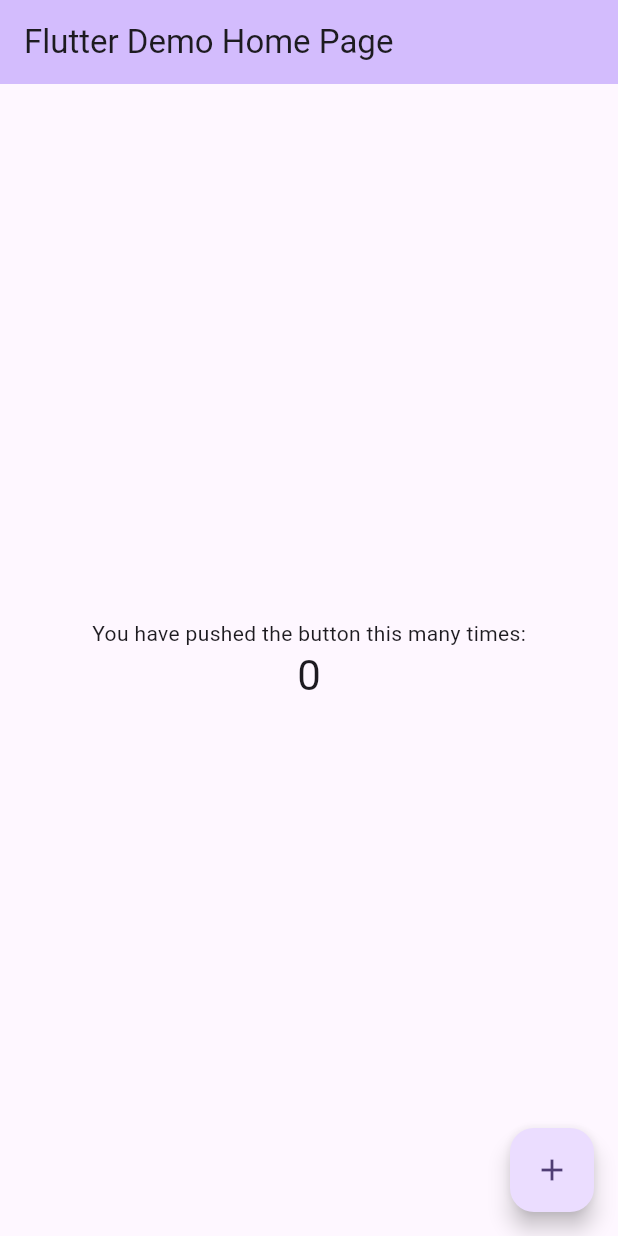
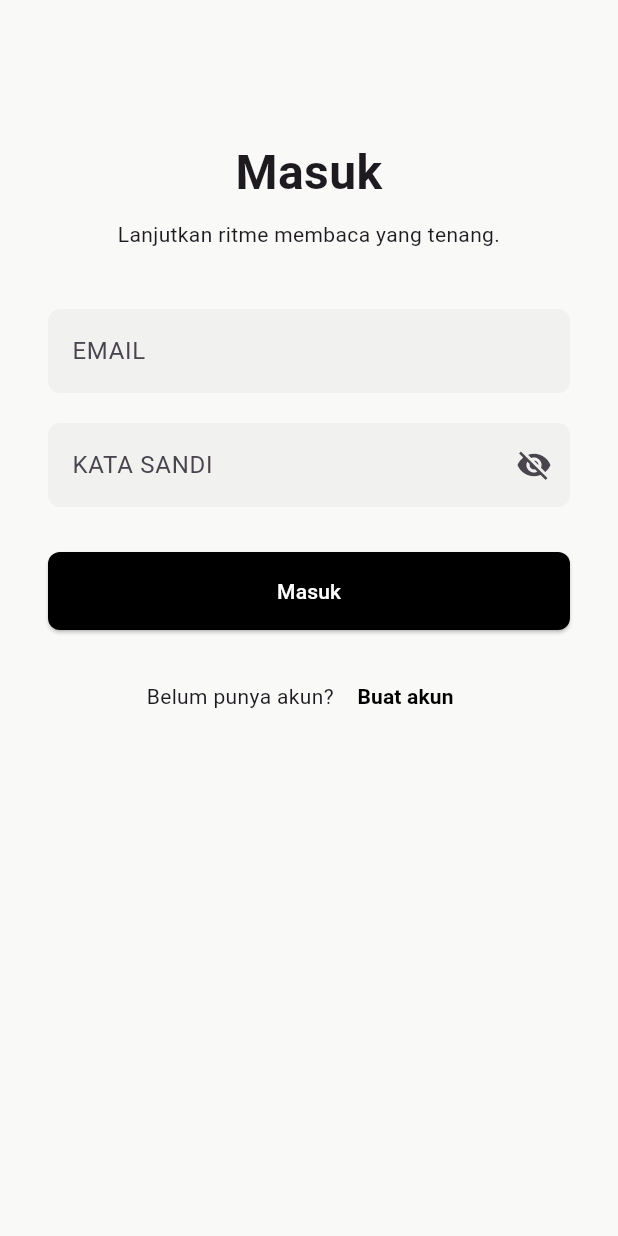
Before and after one commit to raaneyy/TaleMark, a Flutter app: the screen it shows after launch, on a phone screen of 412 x 824 dp. Run offline on Flutter 3.47's test engine with Material 3 defaults, Android fonts, the phone set to English and light mode, and no system bars.

Commit message:
Implementasi login dan register. Adapun app_themer.dart dibuat agar style cukup ditulis sekali saja. Semua halaman berlatar off-white, semua TextFormField otomatis berisi abu muda, tanpa outline, dan sudut membulat, serta semua ElevatedButton otomatis hitam, teks putih, sudut membulat

```diff
--- /dev/null
+++ b/lib/app_theme.dart
@@ -0,0 +1,25 @@
+import 'package:flutter/material.dart';
+
+class AppTheme {
+  static ThemeData get light => ThemeData(
+        scaffoldBackgroundColor: const Color(0xFFF9F9F7), // Sesuai desain off-white
+        inputDecorationTheme: InputDecorationTheme(
+          filled: true,
+          fillColor: const Color(0xFFF1F1EF),
+          border: OutlineInputBorder(
+            borderRadius: BorderRadius.circular(8),
+            borderSide: BorderSide.none,
+          ),
+        ),
+        elevatedButtonTheme: ElevatedButtonThemeData(
+          style: ElevatedButton.styleFrom(
+            backgroundColor: Colors.black,
+            foregroundColor: Colors.white,
+            padding: const EdgeInsets.symmetric(vertical: 16),
+            shape: RoundedRectangleBorder(
+              borderRadius: BorderRadius.circular(8),
+            ),
+          ),
+        ),
+      );
+}
--- /dev/null
+++ b/lib/login_screen.dart
@@ -0,0 +1,133 @@
+import 'package:flutter/material.dart';
+import 'register_screen.dart';
+
+class LoginScreen extends StatefulWidget {
+  const LoginScreen({super.key}); // Konstruktor gaya baru
+
+  @override
+  State<LoginScreen> createState() => _LoginScreenState(); // Tipe createState baru
+}
+
+class _LoginScreenState extends State<LoginScreen> {
+  final GlobalKey<FormState> formKey = GlobalKey<FormState>();
+
+  // Tambahan Controller
+  final _emailController = TextEditingController();
+  final _passwordController = TextEditingController();
+
+  // Variabel untuk visibilitas sandi
+  bool _obscure = true;
+
+  // Wajib menambahkan dispose untuk mencegah memory leak
+  @override
+  void dispose() {
+    _emailController.dispose();
+    _passwordController.dispose();
+    super.dispose();
+  }
+
+  @override
+  Widget build(BuildContext context) {
+    return Scaffold(
+      body: SafeArea(
+        // Perbaikan 1: Membungkus dengan SingleChildScrollView
+        child: SingleChildScrollView(
+          padding: const EdgeInsets.all(32.0),
+          child: Form(
+            key: formKey,
+            child: Column(
+              crossAxisAlignment: CrossAxisAlignment.stretch,
+              // mainAxisAlignment: MainAxisAlignment.center dihapus karena di dalam scroll
+              children: <Widget>[
+                const SizedBox(height: 60), // Memberi sedikit jarak dari atas karena tidak di-center lagi
+                const Text(
+                  'Masuk',
+                  style: TextStyle(fontSize: 32, fontWeight: FontWeight.bold),
+                  textAlign: TextAlign.center,
+                ),
+                const SizedBox(height: 8),
+                const Text(
+                  'Lanjutkan ritme membaca yang tenang.',
+                  textAlign: TextAlign.center,
+                ),
+                const SizedBox(height: 40),
+
+                TextFormField(
+                  controller: _emailController, // Memasang controller
+                  decoration: const InputDecoration(
+                    labelText: 'EMAIL',
+                    hintText: 'nama@pustaka.com',
+                    // border dihapus, sudah diurus tema
+                  ),
+                  validator: (String? value) {
+                    if (value == null || value.isEmpty) {
+                      return 'Email tidak boleh kosong';
+                    }
+                    return null;
+                  },
+                ),
+                const SizedBox(height: 20),
+
+                TextFormField(
+                  controller: _passwordController, // Memasang controller
+                  obscureText: _obscure, // Menggunakan state visibilitas
+                  decoration: InputDecoration( // Hapus const di sini karena isinya dinamis
+                    labelText: 'KATA SANDI',
+                    hintText: '••••••••',
+                    // Ikon mata yang bisa ditekan
+                    suffixIcon: IconButton(
+                      icon: Icon(_obscure ? Icons.visibility_off : Icons.visibility),
+                      onPressed: () => setState(() => _obscure = !_obscure),
+                    ),
+                  ),
+                  validator: (String? value) {
+                    if (value == null || value.isEmpty) {
+                      return 'Kata sandi tidak boleh kosong';
+                    }
+                    return null;
+                  },
+                ),
+                const SizedBox(height: 30),
+
+                ElevatedButton(
+                  // style ElevatedButton dihapus, sudah diurus tema
+                  onPressed: () {
+                    if (formKey.currentState!.validate()) {
+                      // Cara memakai data controller saat login ditekan
+                      final email = _emailController.text.trim();
+                      final password = _passwordController.text;
+                      // TODO: Lakukan proses login di sini menggunakan email & password
+                    }
+                  },
+                  child: const Text('Masuk'), // Warna putih diurus tema
+                ),
+
+                const SizedBox(height: 20),
+
+                Row(
+                  mainAxisAlignment: MainAxisAlignment.center,
+                  children: [
+                    const Text('Belum punya akun? '),
+                    // Perbaikan: Mengganti GestureDetector dengan TextButton
+                    TextButton(
+                      onPressed: () {
+                        Navigator.push(
+                          context,
+                          MaterialPageRoute(builder: (context) => const RegisterScreen()),
+                        );
+                      },
+                      child: const Text(
+                        'Buat akun',
+                        style: TextStyle(fontWeight: FontWeight.bold, color: Colors.black),
+                      ),
+                    ),
+                  ],
+                ),
+              ],
+            ),
+          ),
+        ),
+      ),
+    );
+  }
+}
--- a/lib/main.dart
+++ b/lib/main.dart
@@ -1,122 +1,21 @@
 import 'package:flutter/material.dart';
+import 'app_theme.dart'; // Import tema yang baru dibuat
+import 'login_screen.dart'; // Halaman login
 
 void main() {
   runApp(const MyApp());
 }
 
 class MyApp extends StatelessWidget {
-  const MyApp({super.key});
+  const MyApp({super.key}); // Konstruktor gaya baru
 
-  // This widget is the root of your application.
   @override
   Widget build(BuildContext context) {
     return MaterialApp(
-      title: 'Flutter Demo',
-      theme: ThemeData(
-        // This is the theme of your application.
-        //
-        // TRY THIS: Try running your application with "flutter run". You'll see
-        // the application has a purple toolbar. Then, without quitting the app,
-        // try changing the seedColor in the colorScheme below to Colors.green
-        // and then invoke "hot reload" (save your changes or press the "hot
-        // reload" button in a Flutter-supported IDE, or press "r" if you used
-        // the command line to start the app).
-        //
-        // Notice that the counter didn't reset back to zero; the application
-        // state is not lost during the reload. To reset the state, use hot
-        // restart instead.
-        //
-        // This works for code too, not just values: Most code changes can be
-        // tested with just a hot reload.
-        colorScheme: .fromSeed(seedColor: Colors.deepPurple),
-      ),
-      home: const MyHomePage(title: 'Flutter Demo Home Page'),
+      title: 'TaleMark',
+      theme: AppTheme.light, // Menggunakan tema dari app_theme.dart
+      home: const LoginScreen(),
+      debugShowCheckedModeBanner: false,
     );
   }
 }
-
-class MyHomePage extends StatefulWidget {
-  const MyHomePage({super.key, required this.title});
-
-  // This widget is the home page of your application. It is stateful, meaning
-  // that it has a State object (defined below) that contains fields that affect
-  // how it looks.
-
-  // This class is the configuration for the state. It holds the values (in this
-  // case the title) provided by the parent (in this case the App widget) and
-  // used by the build method of the State. Fields in a Widget subclass are
-  // always marked "final".
-
-  final String title;
-
-  @override
-  State<MyHomePage> createState() => _MyHomePageState();
-}
-
-class _MyHomePageState extends State<MyHomePage> {
-  int _counter = 0;
-
-  void _incrementCounter() {
-    setState(() {
-      // This call to setState tells the Flutter framework that something has
-      // changed in this State, which causes it to rerun the build method below
-      // so that the display can reflect the updated values. If we changed
-      // _counter without calling setState(), then the build method would not be
-      // called again, and so nothing would appear to happen.
-      _counter++;
-    });
-  }
-
-  @override
-  Widget build(BuildContext context) {
-    // This method is rerun every time setState is called, for instance as done
-    // by the _incrementCounter method above.
-    //
-    // The Flutter framework has been optimized to make rerunning build methods
-    // fast, so that you can just rebuild anything that needs updating rather
-    // than having to individually change instances of widgets.
-    return Scaffold(
-      appBar: AppBar(
-        // TRY THIS: Try changing the color here to a specific color (to
-        // Colors.amber, perhaps?) and trigger a hot reload to see the AppBar
-        // change color while the other colors stay the same.
-        backgroundColor: Theme.of(context).colorScheme.inversePrimary,
-        // Here we take the value from the MyHomePage object that was created by
-        // the App.build method, and use it to set our appbar title.
-        title: Text(widget.title),
-      ),
-      body: Center(
-        // Center is a layout widget. It takes a single child and positions it
-        // in the middle of the parent.
-        child: Column(
-          // Column is also a layout widget. It takes a list of children and
-          // arranges them vertically. By default, it sizes itself to fit its
-          // children horizontally, and tries to be as tall as its parent.
-          //
-          // Column has various properties to control how it sizes itself and
-          // how it positions its children. Here we use mainAxisAlignment to
-          // center the children vertically; the main axis here is the vertical
-          // axis because Columns are vertical (the cross axis would be
-          // horizontal).
-          //
-          // TRY THIS: Invoke "debug painting" (choose the "Toggle Debug Paint"
-          // action in the IDE, or press "p" in the console), to see the
-          // wireframe for each widget.
-          mainAxisAlignment: .center,
-          children: [
-            const Text('You have pushed the button this many times:'),
-            Text(
-              '$_counter',
-              style: Theme.of(context).textTheme.headlineMedium,
-            ),
-          ],
-        ),
-      ),
-      floatingActionButton: FloatingActionButton(
-        onPressed: _incrementCounter,
-        tooltip: 'Increment',
-        child: const Icon(Icons.add),
-      ),
-    );
-  }
-}
```
Also changed, not shown: lib/register_screen.dart (added, +129 -0 lines).
